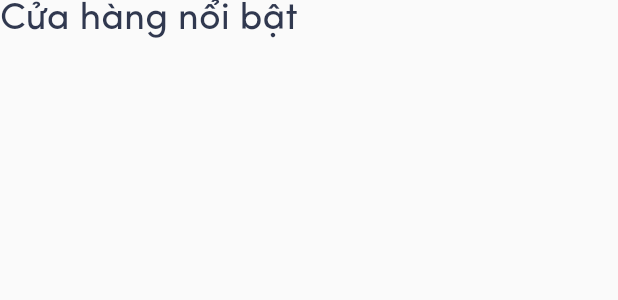
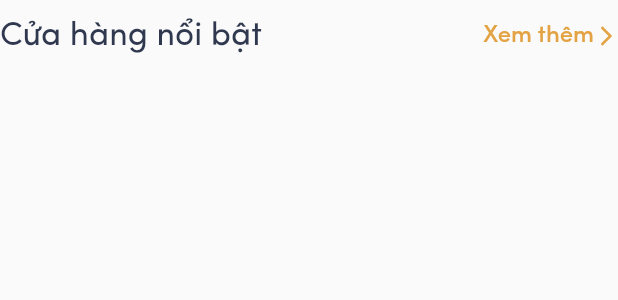
Before and after one commit to huuvghieu/thumbsup-mobile, a Flutter app: the CarouselStore widget shown alone on an empty page, opened directly with empty values, on a phone screen of 412 x 824 dp. Shown: the top 300 px of the screen. Run offline on Flutter 3.47's test engine with Material 2 defaults, Android fonts, the phone set to English and light mode, and no system bars; drawn by our look-alikes of carousel_slider; our stand-ins replace bloc, firebase_auth, firebase_core, flutter_bloc, intl_phone_number_input, otp_text_field and 1 more; missing offline and left inert: flutter_zalopay_sdk; accounts and stored records are empty; network calls fail.

Commit message:
Update store_carousel.dart

```diff
--- a/lib/screens/product/store/store_carousel.dart
+++ b/lib/screens/product/store/store_carousel.dart
@@ -17,6 +17,88 @@ class _CarouselStoreState extends State<CarouselStore> {
   int _current = 0;
   late final List<Widget> imageSliders;
   final CarouselController _controller = CarouselController();
+
+  @override
+  Widget build(BuildContext context) {
+    return Column(
+      children: [
+        Align(
+          alignment: AlignmentDirectional.topStart,
+          child: Row(
+            mainAxisAlignment: MainAxisAlignment.spaceBetween,
+            children: [
+              const Text(
+                "Cửa hàng nổi bật",
+                style: TextStyle(
+                  color: AppColor.lowText,
+                  fontSize: 22.0,
+                ),
+              ),
+              TextButton(
+                onPressed: () {},
+                style: TextButton.styleFrom(
+                  backgroundColor: Colors.transparent,
+                  minimumSize: Size.zero,
+                  padding: EdgeInsets.zero,
+                ),
+                child: const Row(
+                  children: [
+                    Text(
+                      "Xem thêm",
+                      style: TextStyle(
+                        fontSize: 16.0,
+                        color: AppColor.primaryDark,
+                      ),
+                    ),
+                    Icon(
+                        Icons.arrow_forward_ios_rounded,
+                      color: AppColor.primaryDark,
+                      size: 16.0,
+                    ),
+                  ],
+                ),
+              ),
+            ],
+          ),
+        ),
+        const SizedBox(height: 5.0),
+        CarouselSlider(
+          carouselController: _controller,
+          options: CarouselOptions(
+              disableCenter: true,
+              autoPlay: true,
+              enlargeCenterPage: true,
+              height: 275.0,
+              onPageChanged: (index, reason) {
+                setState(() {
+                  _current = index;
+                });
+              }),
+          items: imageSliders,
+        ),
+        Row(
+          mainAxisAlignment: MainAxisAlignment.center,
+          children: imageSliders.asMap().entries.map((entry) {
+            return GestureDetector(
+              onTap: () => _controller.animateToPage(entry.key),
+              child: Container(
+                width: 12.0,
+                height: 12.0,
+                margin:
+                    const EdgeInsets.symmetric(vertical: 8.0, horizontal: 4.0),
+                decoration: BoxDecoration(
+                    shape: BoxShape.circle,
+                    color: (Theme.of(context).brightness == Brightness.dark
+                            ? Colors.white
+                            : AppColor.primaryDark)
+                        .withOpacity(_current == entry.key ? 1.0 : 0.4)),
+              ),
+            );
+          }).toList(),
+        )
+      ],
+    );
+  }
 
   @override
   void initState() {
@@ -206,57 +288,4 @@ class _CarouselStoreState extends State<CarouselStore> {
     ))
         .toList();
   }
-
-  @override
-  Widget build(BuildContext context) {
-    return Column(
-      children: [
-        const Align(
-          alignment: AlignmentDirectional.topStart,
-          child: Text(
-            "Cửa hàng nổi bật",
-            style: TextStyle(
-              color: AppColor.lowText,
-              fontSize: 25.0,
-            ),
-          ),
-        ),
-        const SizedBox(height: 5.0),
-        CarouselSlider(
-          carouselController: _controller,
-          options: CarouselOptions(
-              disableCenter: true,
-              autoPlay: true,
-              enlargeCenterPage: true,
-              height: 275.0,
-              onPageChanged: (index, reason) {
-                setState(() {
-                  _current = index;
-                });
-              }),
-          items: imageSliders,
-        ),
-        Row(
-          mainAxisAlignment: MainAxisAlignment.center,
-          children: imageSliders.asMap().entries.map((entry) {
-            return GestureDetector(
-              onTap: () => _controller.animateToPage(entry.key),
-              child: Container(
-                width: 12.0,
-                height: 12.0,
-                margin:
-                    const EdgeInsets.symmetric(vertical: 8.0, horizontal: 4.0),
-                decoration: BoxDecoration(
-                    shape: BoxShape.circle,
-                    color: (Theme.of(context).brightness == Brightness.dark
-                            ? Colors.white
-                            : AppColor.primaryDark)
-                        .withOpacity(_current == entry.key ? 1.0 : 0.4)),
-              ),
-            );
-          }).toList(),
-        )
-      ],
-    );
 }
-}
--- a/lib/screens/welcome/welcome.dart
+++ b/lib/screens/welcome/welcome.dart
@@ -104,8 +104,8 @@ class Welcome extends StatelessWidget {
                   ),
                   label: const Text(
                     "Đăng nhập bằng Google",
-                      style: TextStyle(
-                          fontSize: 20.0, fontWeight: FontWeight.w500),
+                    style:
+                        TextStyle(fontSize: 20.0, fontWeight: FontWeight.w500),
                   ),
                   style: ElevatedButton.styleFrom(
                       elevation: 10.0,
```
Also changed, not shown: lib/screens/product/menu.dart (+4 -3 lines), lib/screens/product/product.dart (+17 -9 lines). Lines whose indentation alone changed are shown as unchanged.
